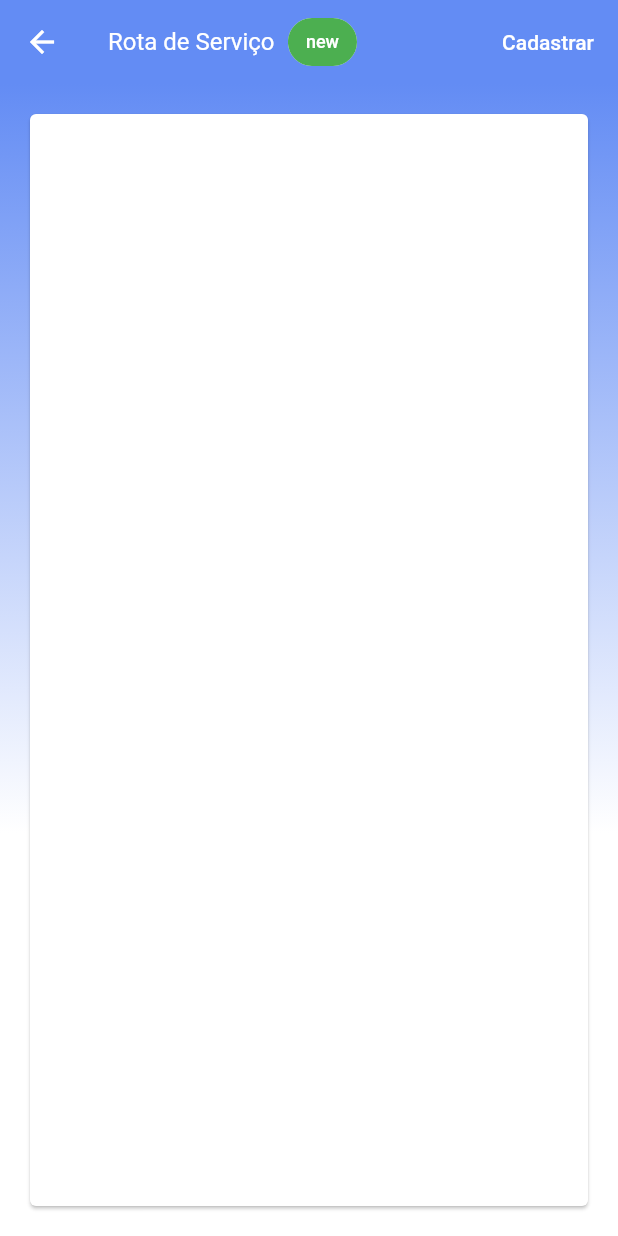
After one commit to Kaued/LogSanApp, a Flutter app: the WorkRouteForm screen opened directly, on a phone screen of 412 x 824 dp. The commit adds this screen. Run offline on Flutter 3.47's test engine with Material 3 defaults, Android fonts, the phone set to English and light mode, and no system bars; our stand-ins replace cloud_firestore, firebase_auth, firebase_core, flutter_animate; accounts and stored records are empty; network calls fail.

Commit message:
✨feat: Criando tela do formulário da ordem de Serviço

```diff
--- a/lib/Pages/bottom_bar.dart
+++ b/lib/Pages/bottom_bar.dart
@@ -18,14 +18,13 @@ class _BottomBarState extends State<BottomBar> {
   var pages = {
     0: "",
     1: AppRoutes.userList,
-    2: "",
+    2: AppRoutes.workRouteForm,
     3: AppRoutes.listServiceOrder,
     4: "",
   };
 
   @override
   Widget build(BuildContext context) {
-
     return BottomNavigationBar(
       fixedColor: Colors.blue,
       unselectedItemColor: Colors.grey,
--- /dev/null
+++ b/lib/Pages/work_routes_form.dart
@@ -0,0 +1,86 @@
+import 'package:flutter/material.dart';
+import 'package:intl/intl.dart';
+import 'package:logsan_app/Components/chip_form.dart';
+import 'package:logsan_app/Controllers/work_route_controller.dart';
+import 'package:logsan_app/Models/work_route.dart';
+import 'package:logsan_app/Utils/Classes/form_arguments.dart';
+
+class WorkRouteForm extends StatefulWidget {
+  const WorkRouteForm({
+    super.key,
+    this.arguments,
+  });
+
+  final FormArguments<WorkRoute?>? arguments;
+
+  @override
+  State<WorkRouteForm> createState() => _WorkRouteFormState();
+}
+
+class _WorkRouteFormState extends State<WorkRouteForm> {
+  final controller = WorkRouteController.instance;
+  final dateFormatBr = DateFormat('dd/MM/yyyy HH:mm');
+  final formKey = GlobalKey<FormState>();
+  bool _checkConfiguration() => true;
+
+  void onSubmit() async {
+    if (!formKey.currentState!.validate()) {
+      return;
+    }
+  }
+
+  @override
+  Widget build(BuildContext context) {
+    final theme = Theme.of(context);
+    final screen = MediaQuery.of(context).size;
+
+    return Scaffold(
+        appBar: AppBar(
+          elevation: 0,
+          title: Row(
+            children: [
+              Text(
+                "Rota de Serviço",
+                style: theme.textTheme.titleMedium!.copyWith(
+                  color: Colors.white,
+                ),
+              ),
+              ChipForm(arguments: widget.arguments)
+            ],
+          ),
+          actions: [
+            ElevatedButton(
+              onPressed: onSubmit,
+              style: ElevatedButton.styleFrom(
+                elevation: 0,
+              ),
+              child: Text(
+                widget.arguments == null || widget.arguments!.isAddMode
+                    ? "Cadastrar"
+                    : "Editar",
+              ),
+            ),
+          ],
+        ),
+        body: Container(
+          height: screen.height,
+          width: screen.width,
+          decoration: BoxDecoration(
+            gradient: LinearGradient(
+                colors: [
+                  theme.colorScheme.primary,
+                  Colors.white,
+                ],
+                begin: Alignment.topCenter,
+                end: Alignment.bottomCenter,
+                stops: const [0, .65],
+                tileMode: TileMode.clamp),
+          ),
+          padding: const EdgeInsets.symmetric(
+            vertical: 16,
+            horizontal: 16,
+          ),
+          child: const Card(),
+        ));
+  }
+}
--- a/lib/Utils/app_routes.dart
+++ b/lib/Utils/app_routes.dart
@@ -1,9 +1,19 @@
 class AppRoutes {
+  // Login
   static const String login = "/login";
+
+  // User
   static const String userForm = "/user-form";
   static const String userList = "/user-list";
+
+  // Layout
   static const String home = "/home";
   static const String layout = "/";
+
+  // Service Order
   static const String listServiceOrder = "/service-order";
   static const String serviceOrderForm = "/service-order/form";
+
+  // Work Route
+  static const String workRouteForm = "/work-route/form";
 }
```
